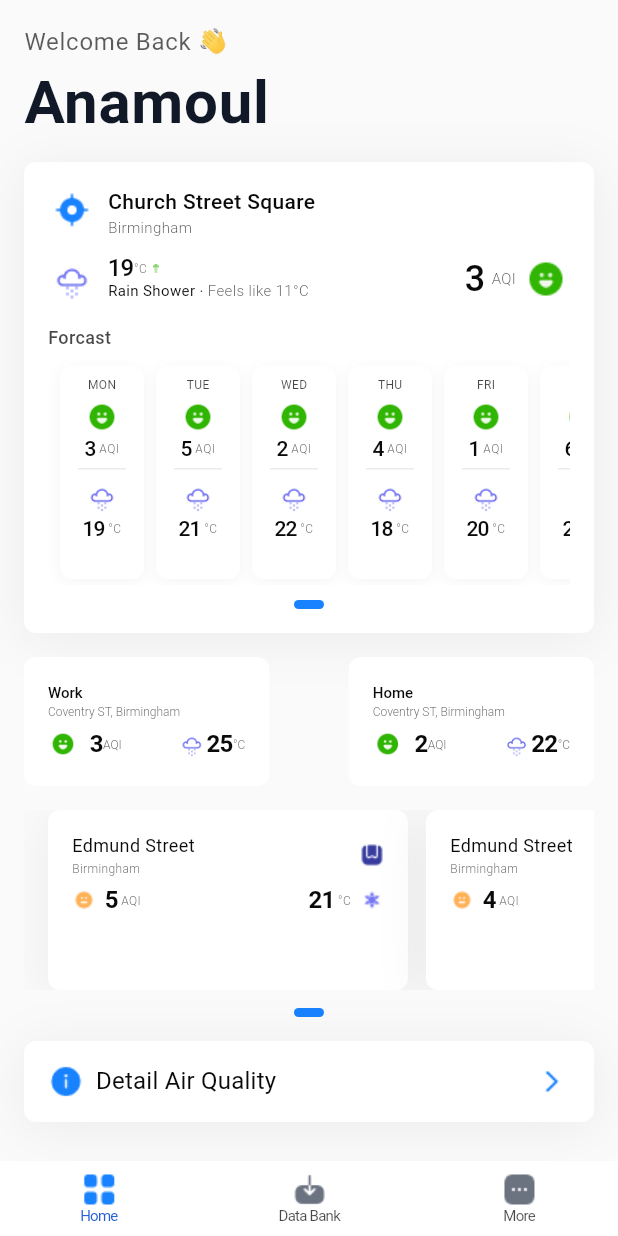
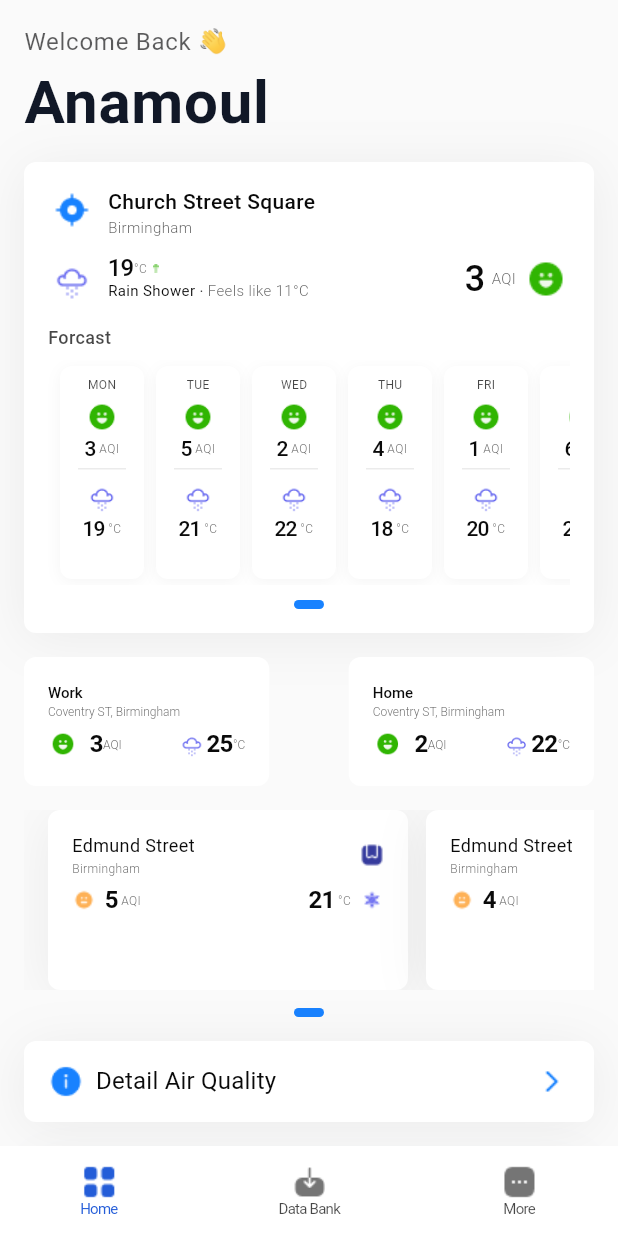
Before and after one commit to hviiet/flutter-training, a Flutter app: the screen it shows after launch, on a phone screen of 412 x 824 dp. Run offline on Flutter 3.47's test engine with Material 3 defaults, Android fonts, the phone set to English and light mode, and no system bars; Roboto replaces fonts that are missing (ABeeZee, SF Pro Display).

Commit message:
feat: implement provider logic for home, databank and more page

```diff
--- a/lib/databank.dart
+++ b/lib/databank.dart
@@ -0,0 +1,15 @@
+import 'package:flutter/material.dart';
+
+class DataBank extends StatefulWidget {
+  const DataBank({super.key});
+
+  @override
+  State<DataBank> createState() => _DataBankState();
+}
+
+class _DataBankState extends State<DataBank> {
+  @override
+  Widget build(BuildContext context) {
+    return const Placeholder();
+  }
+}
--- a/lib/home.dart
+++ b/lib/home.dart
@@ -579,85 +579,6 @@ class _HomeState extends State<Home> {
           ),
         ),
       ),
-
-      bottomNavigationBar: Container(
-        height: 50,
-        decoration: BoxDecoration(
-          color: Colors.white,
-          boxShadow: [
-            BoxShadow(
-              color: const Color.fromRGBO(17, 24, 39, 0.1),
-              offset: const Offset(0, -10),
-              blurRadius: 25,
-              spreadRadius: -25,
-            ),
-          ],
-        ),
-        child: Row(
-          mainAxisAlignment: MainAxisAlignment.spaceAround,
-          crossAxisAlignment: CrossAxisAlignment.center,
-          children: [
-            Column(
-              mainAxisSize: MainAxisSize.min,
-              children: [
-                Image.asset('assets/images/home.png', width: 24, height: 24),
-                Text(
-                  'Home',
-                  textAlign: TextAlign.center,
-                  style: TextStyle(
-                    fontFamily: 'ABeeZee',
-                    fontWeight: FontWeight.w400,
-                    fontSize: 10,
-                    height: 12 / 10,
-                    letterSpacing: -0.5,
-                    color: Color.fromRGBO(36, 93, 216, 1),
-                  ),
-                ),
-              ],
-            ),
-            Column(
-              mainAxisSize: MainAxisSize.min,
-              children: [
-                Image.asset(
-                  'assets/images/databank.png',
-                  width: 24,
-                  height: 24,
-                ),
-                Text(
-                  'Data Bank',
-                  textAlign: TextAlign.center,
-                  style: TextStyle(
-                    fontFamily: 'ABeeZee',
-                    fontWeight: FontWeight.w400,
-                    fontSize: 10,
-                    height: 12 / 10,
-                    letterSpacing: -0.5,
-                    color: Color.fromRGBO(0, 0, 0, 0.72),
-                  ),
-                ),
-              ],
-            ),
-            Column(
-              mainAxisSize: MainAxisSize.min,
-              children: [
-                Image.asset('assets/images/more.png', width: 24, height: 24),
-                Text(
-                  'More',
-                  textAlign: TextAlign.center,
-                  style: TextStyle(
-                    fontFamily: 'ABeeZee',
-                    fontWeight: FontWeight.w400,
-                    fontSize: 10,
-                    height: 12 / 10,
-                    letterSpacing: -0.5,
-                    color: Color.fromRGBO(0, 0, 0, 0.72),
-                  ),
-                ),
-              ],
-            ),
-          ],
-        ),
-      ),
     );
   }
 }
--- a/lib/main.dart
+++ b/lib/main.dart
@@ -1,10 +1,12 @@
 import 'package:flutter/material.dart';
-import 'package:weather_app/home.dart';
-import 'package:weather_app/login.dart';
-import 'package:weather_app/onboarding.dart';
+import 'package:provider/provider.dart';
+import 'package:weather_app/rootpage.dart';
+import 'providers/tab_provider.dart';
 
 void main() {
-  runApp(const MyApp());
+  runApp(
+    ChangeNotifierProvider(create: (_) => TabProvider(), child: const MyApp()),
+  );
 }
 
 class MyApp extends StatelessWidget {
@@ -12,6 +14,9 @@ class MyApp extends StatelessWidget {
 
   @override
   Widget build(BuildContext context) {
-    return const MaterialApp(debugShowCheckedModeBanner: false, home: Home());
+    return const MaterialApp(
+      debugShowCheckedModeBanner: false,
+      home: RootPage(),
+    );
   }
 }
--- a/lib/more.dart
+++ b/lib/more.dart
@@ -0,0 +1,15 @@
+import 'package:flutter/material.dart';
+
+class More extends StatefulWidget {
+  const More({super.key});
+
+  @override
+  State<More> createState() => _MoreState();
+}
+
+class _MoreState extends State<More> {
+  @override
+  Widget build(BuildContext context) {
+    return const Placeholder();
+  }
+}
--- /dev/null
+++ b/lib/providers/tab_provider.dart
@@ -0,0 +1,11 @@
+import 'package:flutter/material.dart';
+
+class TabProvider extends ChangeNotifier {
+  int _currentIndex = 0;
+  int get currentIndex => _currentIndex;
+
+  void changeTab(int index) {
+    _currentIndex = index;
+    notifyListeners();
+  }
+}
--- /dev/null
+++ b/lib/rootpage.dart
@@ -0,0 +1,97 @@
+import 'package:flutter/material.dart';
+import 'package:provider/provider.dart';
+import '../providers/tab_provider.dart';
+import 'home.dart';
+import 'databank.dart';
+import 'more.dart';
+
+class RootPage extends StatelessWidget {
+  const RootPage({super.key});
+
+  final List<Widget> _pages = const [Home(), DataBank(), More()];
+
+  @override
+  Widget build(BuildContext context) {
+    final tabProvider = Provider.of<TabProvider>(context);
+
+    return Scaffold(
+      body: _pages[tabProvider.currentIndex],
+
+      bottomNavigationBar: Container(
+        height: 60,
+        decoration: BoxDecoration(
+          color: Colors.white,
+          boxShadow: [
+            BoxShadow(
+              color: const Color.fromRGBO(17, 24, 39, 0.1),
+              offset: const Offset(0, -10),
+              blurRadius: 25,
+              spreadRadius: -25,
+            ),
+          ],
+        ),
+        child: Row(
+          mainAxisAlignment: MainAxisAlignment.spaceAround,
+          crossAxisAlignment: CrossAxisAlignment.center,
+          children: [
+            _NavItem(icon: 'assets/images/home.png', label: "Home", index: 0),
+            _NavItem(
+              icon: 'assets/images/databank.png',
+              label: "Data Bank",
+              index: 1,
+            ),
+            _NavItem(icon: 'assets/images/more.png', label: "More", index: 2),
+          ],
+        ),
+      ),
+    );
+  }
+}
+
+class _NavItem extends StatelessWidget {
+  final String icon;
+  final String label;
+  final int index;
+
+  const _NavItem({
+    required this.icon,
+    required this.label,
+    required this.index,
+  });
+
+  @override
+  Widget build(BuildContext context) {
+    final tabProvider = Provider.of<TabProvider>(context);
+    final bool active = tabProvider.currentIndex == index;
+
+    return GestureDetector(
+      onTap: () => tabProvider.changeTab(index),
+      child: Column(
+        mainAxisSize: MainAxisSize.min,
+        children: [
+          Image.asset(
+            icon,
+            width: 24,
+            height: 24,
+            color: active
+                ? const Color.fromRGBO(36, 93, 216, 1)
+                : Colors.black54,
+          ),
+          Text(
+            label,
+            style: TextStyle(
+              fontFamily: 'ABeeZee',
+              fontWeight: FontWeight.w400,
+              fontSize: 10,
+              height: 12 / 10,
+              letterSpacing: -0.5,
+              color: active
+                  ? const Color.fromRGBO(36, 93, 216, 1)
+                  : const Color.fromRGBO(0, 0, 0, 0.72),
+            ),
+          ),
+        ],
+      ),
+    );
+  }
+}
--- a/pubspec.yaml
+++ b/pubspec.yaml
@@ -35,6 +35,7 @@ dependencies:
   # Use with the CupertinoIcons class for iOS style icons.
   cupertino_icons: ^1.0.8
   rename: ^3.1.0
+  provider: ^6.1.2
 
 dev_dependencies:
   flutter_test:
```
Also changed, not shown: pubspec.lock.
